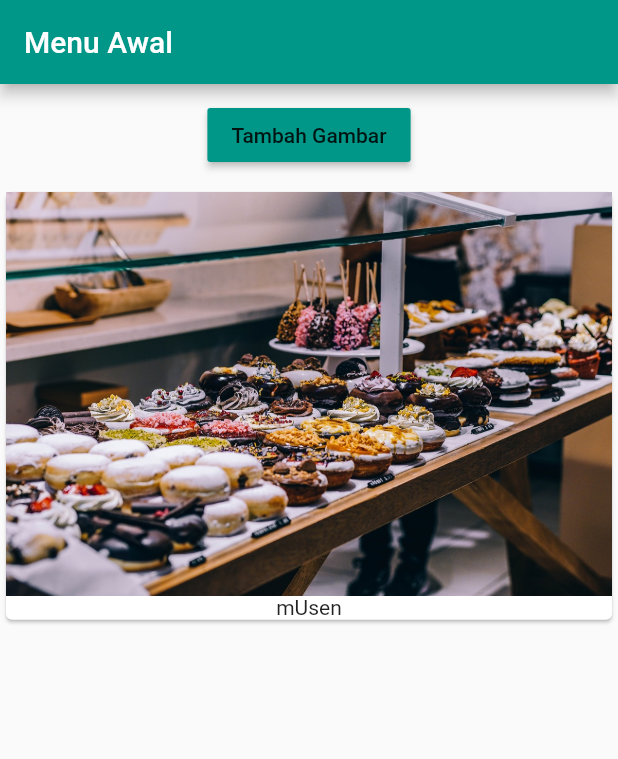
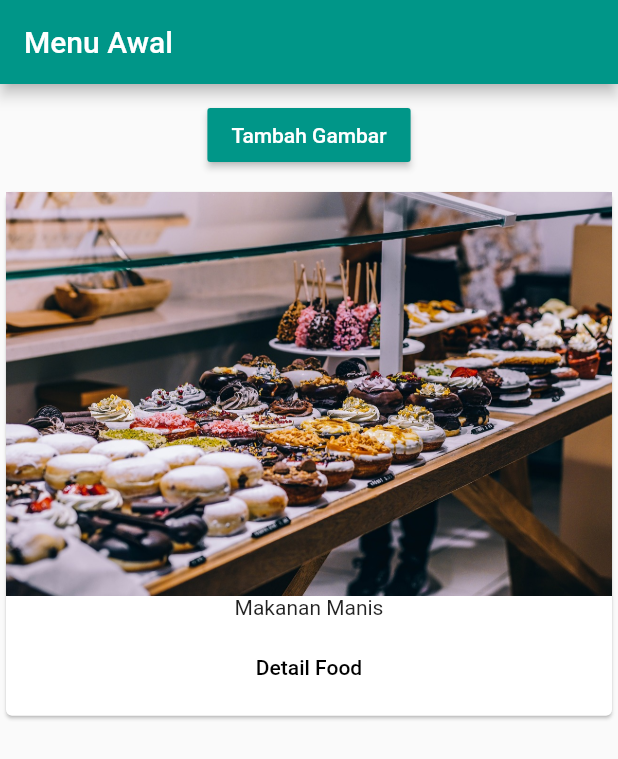
Before and after one commit to gandhiwiria78/latihan2, a Flutter app: the screen it shows after launch, after a tap on "Tambah Gambar", on a phone screen of 412 x 824 dp. Shown: the top 759 px of the screen. Run offline on Flutter 3.47's test engine with Material 2 defaults, Android fonts, the light colour scheme and no system bars.

Commit message:
Latihan 6

```diff
--- a/lib/main.dart
+++ b/lib/main.dart
@@ -1,5 +1,5 @@
 import 'package:flutter/material.dart';
-import './produks_manager.dart';
+import './pages/home.dart';
 
 void main() => {runApp(MyApp())};
 
@@ -11,12 +11,7 @@ class MyApp extends StatelessWidget {
         primarySwatch: Colors.teal,
         accentColor: Colors.tealAccent
       ),
-      home: Scaffold(
-        appBar: AppBar(
-          title: Text("Menu Awal"),
-        ),
-        body: ProdukManager()
-      ),
+      home: Home()
     );
   }
 }
--- /dev/null
+++ b/lib/pages/home.dart
@@ -0,0 +1,18 @@
+import 'package:flutter/material.dart';
+
+import '../produks_manager.dart';
+
+class Home extends StatelessWidget {
+  const Home({Key key}) : super(key: key);
+
+  @override
+  Widget build(BuildContext context) {
+    return Container(
+      child: Scaffold(
+          appBar: AppBar(
+            title: Text("Menu Awal"),
+          ),
+          body: ProdukManager()),
+    );
+  }
+}
--- /dev/null
+++ b/lib/pages/produkDetail.dart
@@ -0,0 +1,27 @@
+import 'package:flutter/material.dart';
+
+class ProdukDetail extends StatelessWidget {
+  final String title, imagePath;
+  ProdukDetail(this.title, this.imagePath);
+
+  @override
+  Widget build(BuildContext context) {
+    return Scaffold(
+        appBar: AppBar(
+          title: Text(title),
+        ),
+        body: Column(
+          children: <Widget>[
+            Image.asset(imagePath),
+            Container(
+                padding: EdgeInsets.all(10), child: Text("Detail "+ title)),
+            Container(
+                padding: EdgeInsets.all(10),
+                child: RaisedButton(
+                  child: Text("Kembali"),
+                  onPressed: () => Navigator.pop(context),
+                ))
+          ],
+        ));
+  }
+}
--- a/lib/produks.dart
+++ b/lib/produks.dart
@@ -1,7 +1,9 @@
 import 'package:flutter/material.dart';
 
+import './pages/produkDetail.dart';
+
 class Produks extends StatelessWidget {
-  final List<String> produks;
+  final List<Map> produks;
   // const adalah memberitahu bahwa nilai tidak bisa di tambah set hanya sekali
   Produks([this.produks = const []]) {
     print("Produk Konstruksi");
@@ -11,8 +13,19 @@ class Produks extends StatelessWidget {
     return Card(
       child: Column(
         children: <Widget>[
-          Image.asset('assets/food.jpg'),
-          Text(produks[index])
+          Image.asset(produks[index]['imagePath']),
+          Text(produks[index]['title']),
+          ButtonBar(alignment: MainAxisAlignment.center, children: <Widget>[
+            FlatButton(
+              child: Text('Detail Food'),
+              onPressed: () => Navigator.push(
+                    context,
+                    MaterialPageRoute(
+                      builder: (BuildContext context) => ProdukDetail(produks[index]['title'],produks[index]['imagePath']),
+                    ),
+              )
+            )
+          ])
         ],
       ),
     );
@@ -21,15 +34,20 @@ class Produks extends StatelessWidget {
   // menggunakan Listview Builder adalah membuat list sesuai dengan kebutuhan, function ini me
   @override
   Widget build(BuildContext context) {
-    print("Produk Build");
-    return produks.length > 0
-        ? ListView.builder(
-            itemBuilder: _itemBuilder,
-            itemCount: produks.length,
-          )
-        : Container(
-            alignment: Alignment.center,
-            child: Text('Kosong, Tambahkan Sesuatu'),
-          );
+    return produkCard();
+  }
+
+  Widget produkCard() {
+    if (produks.length > 0) {
+      return ListView.builder(
+        itemBuilder: _itemBuilder,
+        itemCount: produks.length,
+      );
+    } else {
+      return Container(
+        alignment: Alignment.center,
+        child: Text('Kosong, Tambahkan Sesuatu Deh'),
+      );
+    }
   }
 }
--- a/lib/produks_controls.dart
+++ b/lib/produks_controls.dart
@@ -12,10 +12,11 @@ class ProdukControl extends StatelessWidget {
   Widget build(BuildContext context) {
     return RaisedButton(
       color: Theme.of(context).primaryColor,
+
       onPressed: () {
-        addProduk('mUsen');
+        addProduk({'title':'Makanan Manis','imagePath':'assets/food.jpg'});
       },
-      child: Text("Tambah Gambar"),
+      child: Text("Tambah Gambar",style: TextStyle(color: Colors.white)),
     );
   }
 }
--- a/lib/produks_manager.dart
+++ b/lib/produks_manager.dart
@@ -3,7 +3,7 @@ import './produks.dart';
 import './produks_controls.dart';
 
 class ProdukManager extends StatefulWidget {
-  final String produkAwal;
+  final Map produkAwal;
 
   // membuat Optional nilai awal di passing data dart
   ProdukManager({this.produkAwal}) {
@@ -17,11 +17,11 @@ class ProdukManager extends StatefulWidget {
 }
 
 class _ProdukManagerState extends State<ProdukManager> {
-  List<String> _produks = [];
+  List<Map> _produks = [];
   @override
   void initState() {
     print("ProdukManager initState");
-    if(_produks.length>0){
+    if(widget.produkAwal !=null){
        _produks.add(widget.produkAwal);
     }
 
@@ -34,7 +34,7 @@ class _ProdukManagerState extends State<ProdukManager> {
     super.didUpdateWidget(oldWidget);
   }
 
-  void _addProduk(String value) {
+  void _addProduk(Map value) {
     setState(() {
       _produks.add(value);
     });
```
